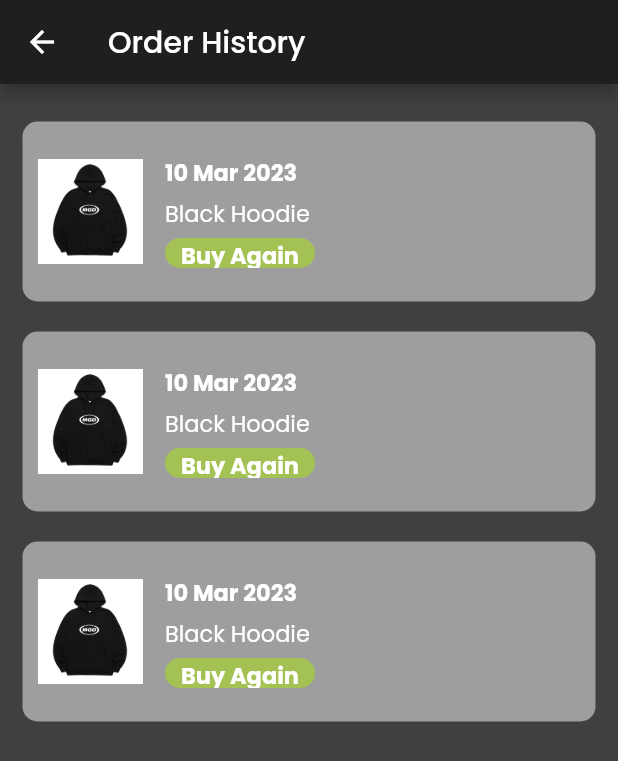
After one commit to naufal-h/bajulo, a Flutter app: the screen it shows after launch, in the side drawer, after a tap on "Order History", on a phone screen of 412 x 824 dp. The commit adds this screen. Shown: the top 761 px of the screen. Run offline on Flutter 3.47's test engine with Material 2 defaults, Android fonts, the light colour scheme and no system bars; our stand-ins replace carousel_slider, flutter_svg, google_fonts; network calls fail; Roboto replaces fonts that are missing (poppins).

Commit message:
orderhist udah tapi blum bisa dipencet

```diff
--- a/lib/navbar.dart
+++ b/lib/navbar.dart
@@ -1,7 +1,9 @@
 import 'package:bajulo/categorydetails.dart';
+import 'package:bajulo/order_hist.dart';
 import 'package:bajulo/product_details.dart';
 import 'package:flutter/material.dart';
 import 'package:bajulo/notif.dart';
+import 'order_hist.dart';
 
 class NavBar extends StatelessWidget {
   @override
@@ -25,15 +27,17 @@ class NavBar extends StatelessWidget {
               ),
             ),
           ),
-          Divider(),
           ListTile(
             leading: Icon(
               Icons.new_releases,
               color: Theme.of(context).colorScheme.tertiary,
             ),
             title: Text('New Arrival'),
-            onTap: ()=>{
-              Navigator.push(context, MaterialPageRoute(builder: (context)=>const categorydetails()))
+            onTap: () => {
+              Navigator.push(
+                  context,
+                  MaterialPageRoute(
+                      builder: (context) => const categorydetails()))
             },
           ),
           Divider(),
@@ -48,7 +52,6 @@ class NavBar extends StatelessWidget {
                 title: Text("Tops"),
                 onTap: () => null,
               ),
-              Divider(),
               ListTile(
                 title: Text("Bottoms"),
                 onTap: () => null,
@@ -66,12 +69,23 @@ class NavBar extends StatelessWidget {
                 title: Text("Tops"),
                 onTap: () => null,
               ),
-              Divider(),
               ListTile(
                 title: Text("Bottoms"),
                 onTap: () => null,
               ),
             ],
+          ),
+          Divider(),
+          ListTile(
+            leading: Icon(
+              Icons.note,
+              color: Theme.of(context).colorScheme.tertiary,
+            ),
+            title: Text("Order History"),
+            onTap: () {
+              Navigator.push(context,
+                  MaterialPageRoute(builder: (context) => const order_hist()));
+            },
           ),
           Divider(),
           ListTile(
--- /dev/null
+++ b/lib/order_hist.dart
@@ -0,0 +1,39 @@
+import 'package:bajulo/cartBottomNavbar.dart';
+import 'package:bajulo/homeBody.dart';
+import 'package:bajulo/homeScreen.dart';
+import 'package:flutter/src/widgets/framework.dart';
+import 'package:flutter/src/widgets/placeholder.dart';
+import 'package:flutter/material.dart';
+import 'order_hist_item.dart';
+
+class order_hist extends StatelessWidget {
+  const order_hist({super.key});
+
+  @override
+  Widget build(BuildContext context) {
+    return Scaffold(
+      backgroundColor: Theme.of(context).colorScheme.background,
+      body: ListView(
+        children: [
+          AppBar(
+            title: Text("Order History"),
+          ),
+          Container(
+            height: 700,
+            padding: EdgeInsets.only(top: 15),
+            // decoration: BoxDecoration(
+            //   color: Colors.grey.shade700,
+            //   borderRadius: BorderRadius.only(
+            //     topLeft: Radius.circular(35),
+            //     topRight: Radius.circular(35),
+            //   )
+            // ),
+            child: Column(children: [
+              order_hist_item(),
+            ]),
+          )
+        ],
+      ),
+    );
+  }
+}
--- /dev/null
+++ b/lib/order_hist_item.dart
@@ -0,0 +1,74 @@
+import 'package:flutter/src/widgets/framework.dart';
+import 'package:flutter/src/widgets/placeholder.dart';
+import 'package:flutter/material.dart';
+
+class order_hist_item extends StatelessWidget {
+  const order_hist_item({super.key});
+
+  @override
+  Widget build(BuildContext context) {
+    return Column(
+      children: [
+        // Text("Order History"),
+        for (int i = 0; i < 3; i++)
+          Container(
+            height: 120,
+            margin: EdgeInsets.symmetric(horizontal: 15, vertical: 10),
+            padding: EdgeInsets.all(10),
+            decoration: BoxDecoration(
+                color: Colors.grey, borderRadius: BorderRadius.circular(10)),
+            child: Row(
+              children: [
+                Container(
+                  height: 70,
+                  width: 70,
+                  margin: EdgeInsets.only(right: 15),
+                  child: Image.asset("assets/images/details_a1.png"),
+                ),
+                Padding(
+                  padding: EdgeInsets.symmetric(vertical: 10),
+                  child: Column(
+                    crossAxisAlignment: CrossAxisAlignment.start,
+                    mainAxisAlignment: MainAxisAlignment.spaceAround,
+                    children: [
+                      Text(
+                        "10 Mar 2023",
+                        style: TextStyle(
+                            fontFamily: "Poppins",
+                            fontSize: 15,
+                            fontWeight: FontWeight.bold,
+                            color: Colors.white),
+                      ),
+                      Text(
+                        "Black Hoodie",
+                        style: TextStyle(
+                            fontFamily: "Poppins",
+                            fontSize: 15,
+                            color: Colors.white),
+                      ),
+                      Container(
+                        alignment: Alignment.center,
+                        height: 20,
+                        width: 100,
+                        decoration: BoxDecoration(
+                          color: Color.fromARGB(255, 164, 193, 84),
+                          borderRadius: BorderRadius.circular(10),
+                        ),
+                        child: Text(
+                          "Buy Again",
+                          style: TextStyle(
+                              fontSize: 15,
+                              fontWeight: FontWeight.bold,
+                              color: Colors.white),
+                        ),
+                      )
+                    ],
+                  ),
+                ),
+              ],
+            ),
+          )
+      ],
+    );
+  }
+}
```
